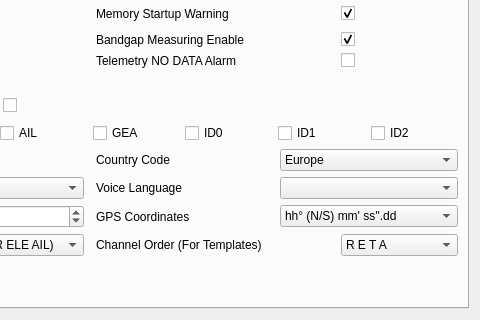
The window that src/generaledit.ui (roberto1903/companion9x) describes before a commit, drawn with Qt 5; both pictures show x 301 to 781 and y 543 to 863 of the 781 by 946 pixel window.
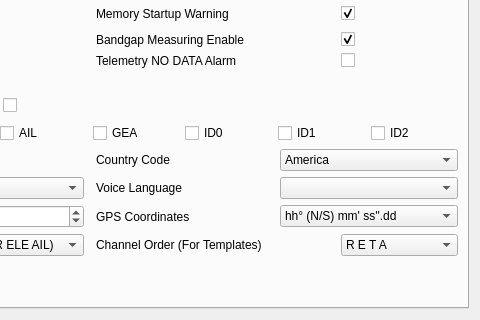
The same window after the commit. Icons and pictures are not drawn.

Patch:
```diff
--- a/src/generaledit.ui
+++ b/src/generaledit.ui
@@ -158,16 +158,6 @@
          </item>
          <item>
           <widget class="QComboBox" name="countrycode_CB">
-           <item>
-            <property name="text">
-             <string>Europe</string>
-            </property>
-           </item>
-           <item>
-            <property name="text">
-             <string>Japan</string>
-            </property>
-           </item>
            <item>
             <property name="text">
              <string>America</string>
```
Left out of the diff: 10 changed lines with no effect on the pictures.
